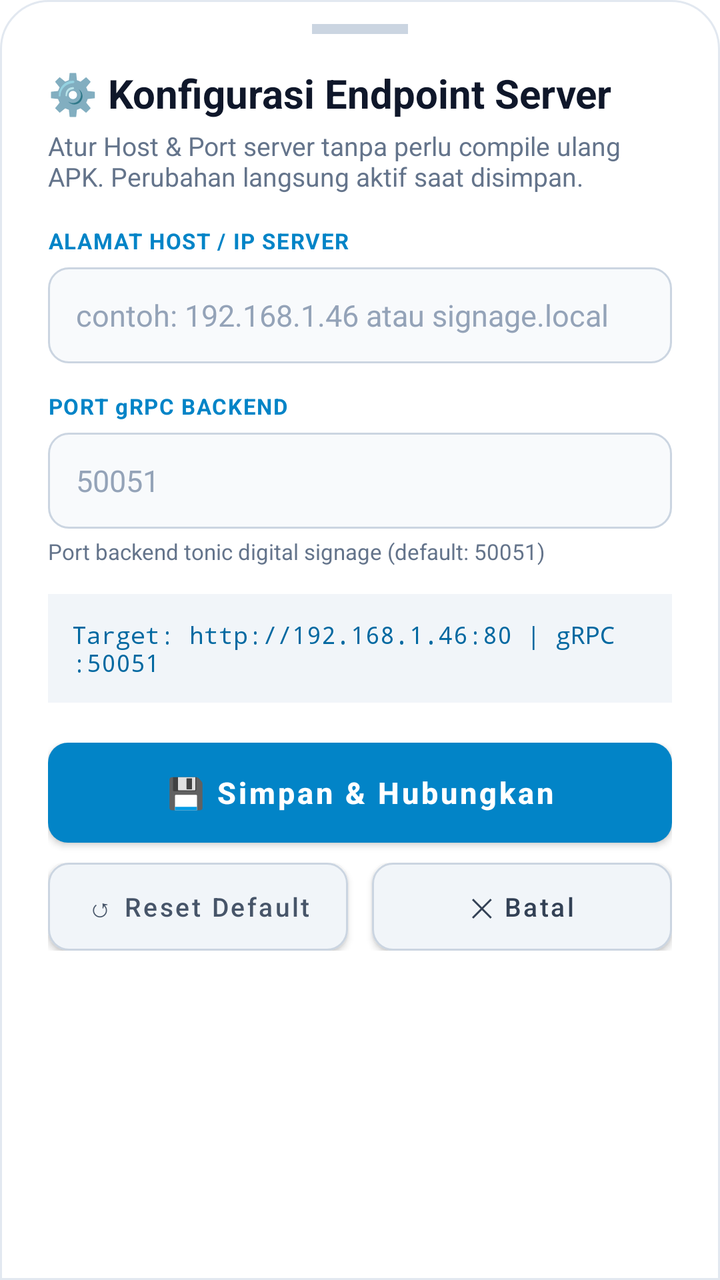
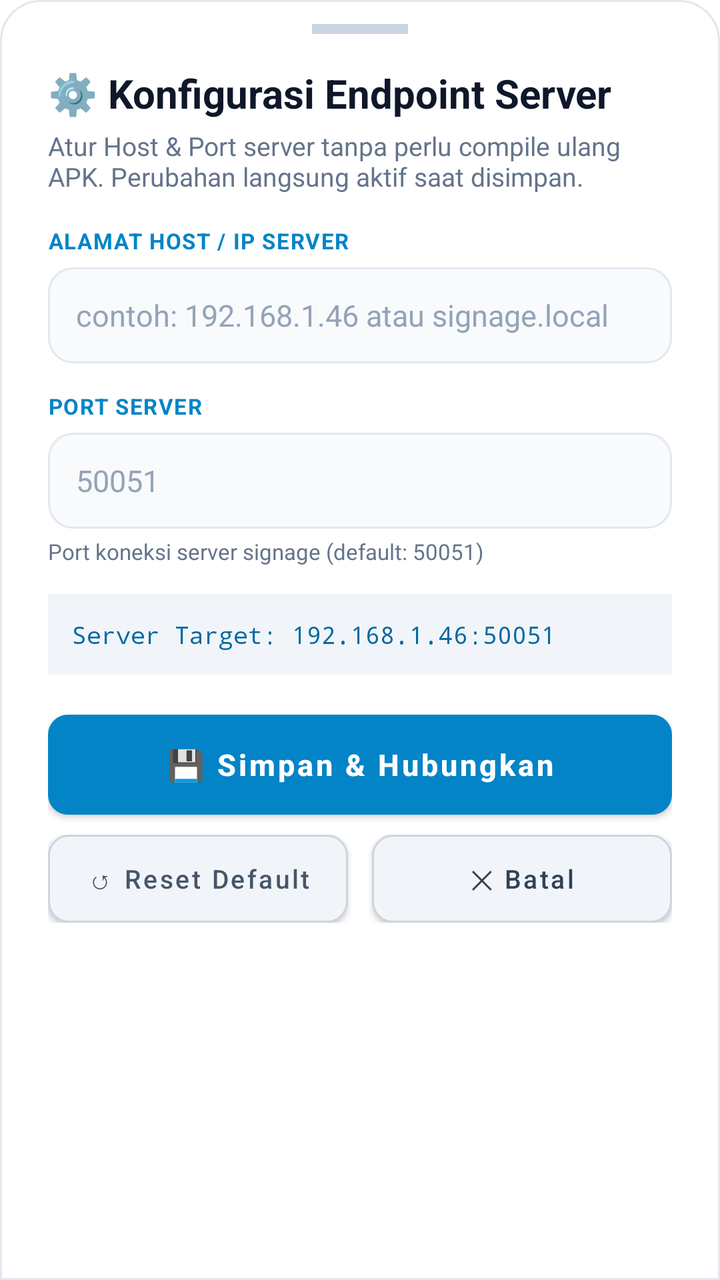

An Android layout rendered at two revisions. The XML below is the earlier revision; the diff shows what the commit changed to produce the second picture.
<!-- AndroidManifest.xml: application theme Theme.DKASigmaPlayer -->
<!-- res/layout/bottom_sheet_server_config.xml -->
<?xml version="1.0" encoding="utf-8"?>
<LinearLayout xmlns:android="http://schemas.android.com/apk/res/android"
    xmlns:app="http://schemas.android.com/apk/res-auto"
    android:layout_width="match_parent"
    android:layout_height="wrap_content"
    android:orientation="vertical"
    android:background="@drawable/bg_bottom_sheet"
    android:paddingStart="24dp"
    android:paddingEnd="24dp"
    android:paddingTop="12dp"
    android:paddingBottom="32dp">

    
    <View
        android:layout_width="48dp"
        android:layout_height="5dp"
        android:layout_gravity="center_horizontal"
        android:layout_marginBottom="16dp"
        android:background="#cbd5e1" />

    <ScrollView
        android:layout_width="match_parent"
        android:layout_height="wrap_content"
        android:fillViewport="true"
        android:scrollbars="none">

        <LinearLayout
            android:layout_width="match_parent"
            android:layout_height="wrap_content"
            android:orientation="vertical">

            
            <TextView
                android:layout_width="match_parent"
                android:layout_height="wrap_content"
                android:text="⚙️ Konfigurasi Endpoint Server"
                android:textColor="#0f172a"
                android:textSize="20sp"
                android:textStyle="bold" />

            <TextView
                android:layout_width="match_parent"
                android:layout_height="wrap_content"
                android:layout_marginTop="4dp"
                android:layout_marginBottom="16dp"
                android:text="Atur Host &amp; Port server tanpa perlu compile ulang APK. Perubahan langsung aktif saat disimpan."
                android:textColor="#64748b"
                android:textSize="13sp" />

            
            <TextView
                android:layout_width="match_parent"
                android:layout_height="wrap_content"
                android:text="ALAMAT HOST / IP SERVER"
                android:textColor="#0284c7"
                android:textSize="11sp"
                android:textStyle="bold"
                android:letterSpacing="0.05" />

            <EditText
                android:id="@+id/etServerHost"
                android:layout_width="match_parent"
                android:layout_height="48dp"
                android:layout_marginTop="6dp"
                android:background="@drawable/bg_input_field"
                android:hint="contoh: 192.168.1.46 atau signage.local"
                android:textColorHint="#94a3b8"
                android:textColor="#0f172a"
                android:textSize="15sp"
                android:paddingStart="14dp"
                android:paddingEnd="14dp"
                android:inputType="textUri"
                android:singleLine="true" />

            
            <LinearLayout
                android:layout_width="match_parent"
                android:layout_height="wrap_content"
                android:layout_marginTop="14dp"
                android:orientation="vertical">

                <TextView
                    android:layout_width="match_parent"
                    android:layout_height="wrap_content"
                    android:text="PORT gRPC BACKEND"
                    android:textColor="#0284c7"
                    android:textSize="11sp"
                    android:textStyle="bold"
                    android:letterSpacing="0.05" />

                <EditText
                    android:id="@+id/etGrpcPort"
                    android:layout_width="match_parent"
                    android:layout_height="48dp"
                    android:layout_marginTop="6dp"
                    android:background="@drawable/bg_input_field"
                    android:hint="50051"
                    android:textColorHint="#94a3b8"
                    android:textColor="#0f172a"
                    android:textSize="15sp"
                    android:paddingStart="14dp"
                    android:paddingEnd="14dp"
                    android:inputType="number"
                    android:singleLine="true" />

                <TextView
                    android:layout_width="match_parent"
                    android:layout_height="wrap_content"
                    android:layout_marginTop="4dp"
                    android:text="Port backend tonic digital signage (default: 50051)"
                    android:textColor="#64748b"
                    android:textSize="11sp" />
            </LinearLayout>

            
            <TextView
                android:id="@+id/tvResolvedPreview"
                android:layout_width="match_parent"
                android:layout_height="wrap_content"
                android:layout_marginTop="14dp"
                android:background="#f1f5f9"
                android:padding="12dp"
                android:textColor="#0369a1"
                android:textSize="12sp"
                android:fontFamily="monospace"
                android:text="Target: http://192.168.1.46:80 | gRPC :50051" />

            
            <LinearLayout
                android:layout_width="match_parent"
                android:layout_height="wrap_content"
                android:layout_marginTop="20dp"
                android:layout_marginBottom="8dp"
                android:orientation="vertical">

                <Button
                    android:id="@+id/btnSave"
                    android:layout_width="match_parent"
                    android:layout_height="50dp"
                    android:background="@drawable/bg_btn_primary"
                    app:backgroundTint="@null"
                    android:text="💾 Simpan &amp; Hubungkan"
                    android:textAllCaps="false"
                    android:textColor="#ffffff"
                    android:textSize="15sp"
                    android:textStyle="bold" />

                <LinearLayout
                    android:layout_width="match_parent"
                    android:layout_height="wrap_content"
                    android:layout_marginTop="10dp"
                    android:orientation="horizontal">

                    <Button
                        android:id="@+id/btnResetDefault"
                        android:layout_width="0dp"
                        android:layout_height="44dp"
                        android:layout_weight="1"
                        android:layout_marginEnd="6dp"
                        android:background="@drawable/bg_btn_secondary"
                        app:backgroundTint="@null"
                        android:text="↺ Reset Default"
                        android:textAllCaps="false"
                        android:textColor="#475569"
                        android:textSize="13sp" />

                    <Button
                        android:id="@+id/btnCancel"
                        android:layout_width="0dp"
                        android:layout_height="44dp"
                        android:layout_weight="1"
                        android:layout_marginStart="6dp"
                        android:background="@drawable/bg_btn_secondary"
                        app:backgroundTint="@null"
                        android:text="✕ Batal"
                        android:textAllCaps="false"
                        android:textColor="#334155"
                        android:textSize="13sp" />
                </LinearLayout>

            </LinearLayout>

        </LinearLayout>
    </ScrollView>

</LinearLayout>
<!-- resources referenced by this layout -->
<resources>
  <!-- drawable bg_bottom_sheet (drawable) -->
  <?xml version="1.0" encoding="utf-8"?>
  <shape xmlns:android="http://schemas.android.com/apk/res/android"
      android:shape="rectangle">
      <solid android:color="#ffffff" />
      <corners
          android:topLeftRadius="24dp"
          android:topRightRadius="24dp" />
      <stroke
          android:width="1dp"
          android:color="#e2e8f0" />
  </shape>
  <!-- drawable bg_btn_primary (drawable) -->
  <?xml version="1.0" encoding="utf-8"?>
  <ripple xmlns:android="http://schemas.android.com/apk/res/android"
      android:color="#38bdf8">
      <item>
          <shape android:shape="rectangle">
              <solid android:color="#0284c7" />
              <corners android:radius="10dp" />
          </shape>
      </item>
  </ripple>
  <!-- drawable bg_btn_secondary (drawable) -->
  <?xml version="1.0" encoding="utf-8"?>
  <ripple xmlns:android="http://schemas.android.com/apk/res/android"
      android:color="#e2e8f0">
      <item>
          <shape android:shape="rectangle">
              <solid android:color="#f1f5f9" />
              <corners android:radius="10dp" />
              <stroke
                  android:width="1dp"
                  android:color="#cbd5e1" />
          </shape>
      </item>
  </ripple>
  <!-- drawable bg_input_field (drawable) -->
  <?xml version="1.0" encoding="utf-8"?>
  <shape xmlns:android="http://schemas.android.com/apk/res/android"
      android:shape="rectangle">
      <solid android:color="#f8fafc" />
      <corners android:radius="10dp" />
      <stroke
          android:width="1dp"
          android:color="#cbd5e1" />
  </shape>
  <style name="Theme.DKASigmaPlayer" parent="Theme.MaterialComponents.Light.NoActionBar">
          <item name="colorPrimary">#0284c7</item>
          <item name="colorPrimaryVariant">#0369a1</item>
          <item name="colorOnPrimary">#ffffff</item>
          <item name="android:statusBarColor">#0f172a</item>
          <item name="android:navigationBarColor">#0f172a</item>
      </style>
</resources>

<!-- the commit's change to res/layout/bottom_sheet_server_config.xml (unified diff, before → after) -->
@@ -82,7 +82,7 @@
                 <TextView
                     android:layout_width="match_parent"
                     android:layout_height="wrap_content"
-                    android:text="PORT gRPC BACKEND"
+                    android:text="PORT SERVER"
                     android:textColor="#0284c7"
                     android:textSize="11sp"
                     android:textStyle="bold"
@@ -107,7 +107,7 @@
                     android:layout_width="match_parent"
                     android:layout_height="wrap_content"
                     android:layout_marginTop="4dp"
-                    android:text="Port backend tonic digital signage (default: 50051)"
+                    android:text="Port koneksi server signage (default: 50051)"
                     android:textColor="#64748b"
                     android:textSize="11sp" />
             </LinearLayout>
@@ -123,7 +123,7 @@
                 android:textColor="#0369a1"
                 android:textSize="12sp"
                 android:fontFamily="monospace"
-                android:text="Target: http://192.168.1.46:80 | gRPC :50051" />
+                android:text="Server Target: 192.168.1.46:50051" />
 
             
             <LinearLayout
<!-- resource entries referenced after the edit -->
@@ -4,13 +4,13 @@
   <?xml version="1.0" encoding="utf-8"?>
   <shape xmlns:android="http://schemas.android.com/apk/res/android"
       android:shape="rectangle">
-      <solid android:color="#ffffff" />
+      <solid android:color="@color/sheet_bg" />
       <corners
-          android:topLeftRadius="24dp"
-          android:topRightRadius="24dp" />
+          android:topLeftRadius="20dp"
+          android:topRightRadius="20dp" />
       <stroke
           android:width="1dp"
-          android:color="#e2e8f0" />
+          android:color="@color/sheet_card_border" />
   </shape>
   <!-- drawable bg_btn_primary (drawable) -->
   <?xml version="1.0" encoding="utf-8"?>
@@ -41,11 +41,11 @@
   <?xml version="1.0" encoding="utf-8"?>
   <shape xmlns:android="http://schemas.android.com/apk/res/android"
       android:shape="rectangle">
-      <solid android:color="#f8fafc" />
-      <corners android:radius="10dp" />
+      <solid android:color="@color/sheet_card_bg" />
+      <corners android:radius="12dp" />
       <stroke
           android:width="1dp"
-          android:color="#cbd5e1" />
+          android:color="@color/sheet_card_border" />
   </shape>
   <style name="Theme.DKASigmaPlayer" parent="Theme.MaterialComponents.Light.NoActionBar">
           <item name="colorPrimary">#0284c7</item>
@@ -54,5 +54,8 @@
           <item name="android:statusBarColor">#0f172a</item>
           <item name="android:navigationBarColor">#0f172a</item>
       </style>
+  <color name="sheet_bg">#ffffff</color>
+  <color name="sheet_card_border">#e2e8f0</color>
+  <color name="sheet_card_bg">#f8fafc</color>
 </resources>
 
